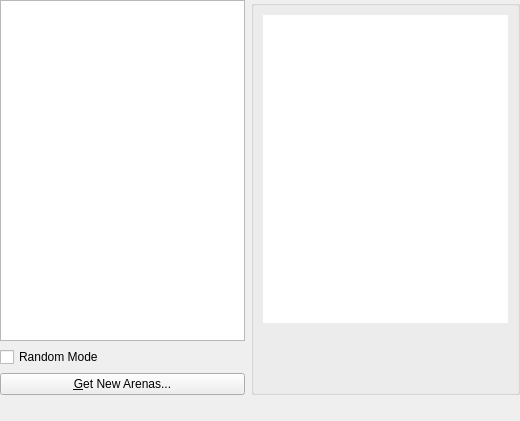
Above: src/config/arenaselector.ui from KDE/granatier before the change. Below: the same form after it.
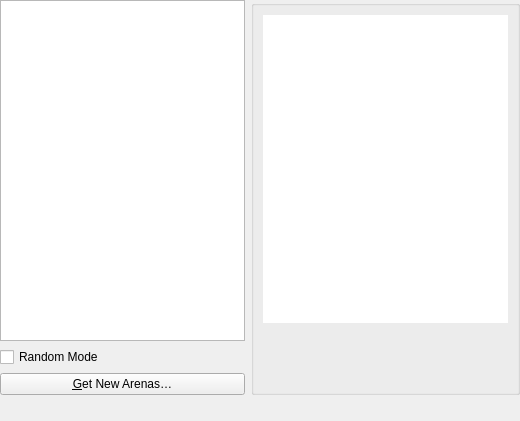
That is the form after the change.

Commit message: Use ellipsis character in UI strings instead of 3 periods

Patch:
```diff
--- a/src/config/arenaselector.ui
+++ b/src/config/arenaselector.ui
@@ -40,7 +40,7 @@
        <item>
         <widget class="QPushButton" name="getNewButton">
          <property name="text">
-          <string>&amp;Get New Arenas...</string>
+          <string>&amp;Get New Arenas…</string>
          </property>
         </widget>
        </item>
```
The commit also changes 1 other file.
